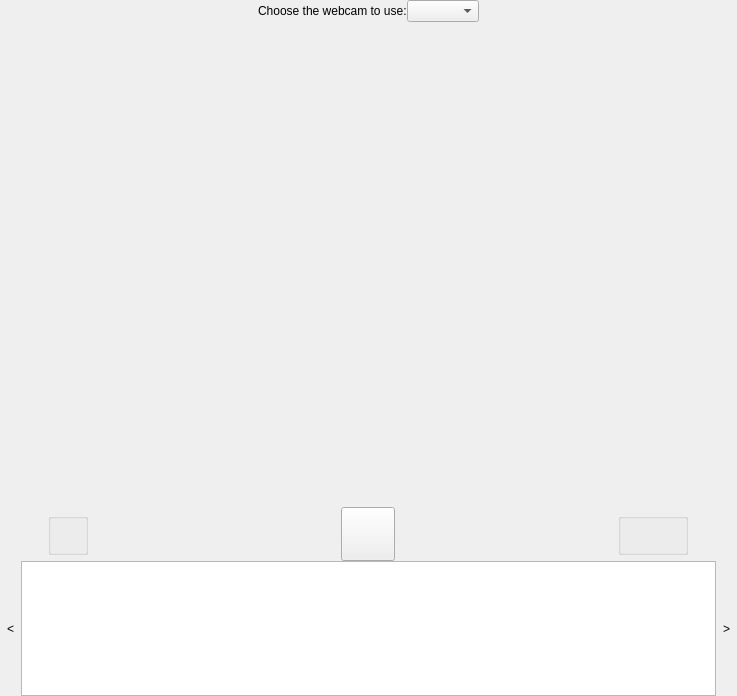
This is src/mainWidget.ui in KDE/kamoso as Qt 5 draws it before an edit. The edited form follows.
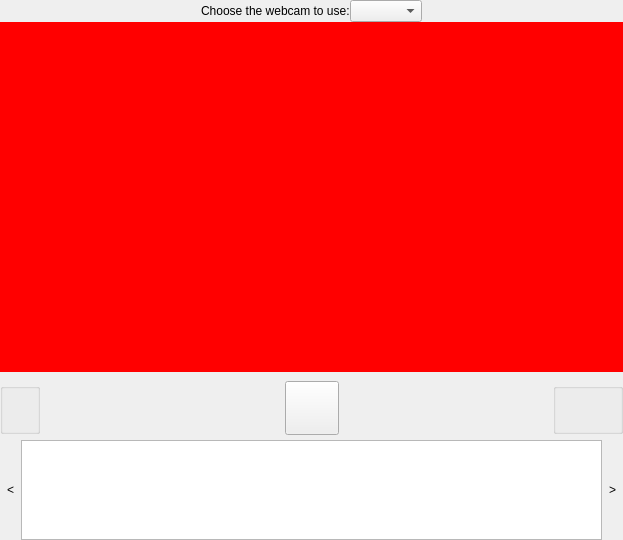
This is the edited form. Custom widgets are drawn as their Qt base class.

Commit message: GUI tweaks to work nice with aspect ratio.

```diff
--- a/src/mainWidget.ui
+++ b/src/mainWidget.ui
@@ -6,8 +6,8 @@
    <rect>
     <x>0</x>
     <y>0</y>
-    <width>737</width>
-    <height>696</height>
+    <width>623</width>
+    <height>540</height>
    </rect>
   </property>
   <layout class="QVBoxLayout" name="verticalLayout">
@@ -62,60 +62,36 @@
      <property name="sizeConstraint">
       <enum>QLayout::SetFixedSize</enum>
      </property>
-     <item>
-      <widget class="QWidget" name="leftSpot" native="true"/>
-     </item>
-     <item>
-      <spacer name="horizontalSpacer">
-       <property name="orientation">
-        <enum>Qt::Horizontal</enum>
-       </property>
-       <property name="sizeHint" stdset="0">
-        <size>
-         <width>40</width>
-         <height>20</height>
-        </size>
-       </property>
-      </spacer>
-     </item>
      <item>
       <widget class="QWidget" name="centralSpot" native="true">
        <property name="sizePolicy">
-        <sizepolicy hsizetype="Fixed" vsizetype="Fixed">
+        <sizepolicy hsizetype="Preferred" vsizetype="Preferred">
          <horstretch>0</horstretch>
          <verstretch>0</verstretch>
         </sizepolicy>
        </property>
        <property name="minimumSize">
         <size>
-         <width>640</width>
-         <height>480</height>
+         <width>533</width>
+         <height>350</height>
         </size>
        </property>
        <property name="maximumSize">
         <size>
-         <width>640</width>
-         <height>480</height>
+         <width>16777215</width>
+         <height>16777215</height>
         </size>
        </property>
+       <property name="styleSheet">
+        <string notr="true">background-color: red;</string>
+       </property>
+       <layout class="QVBoxLayout" name="verticalLayout_3">
+        <property name="margin">
+         <number>0</number>
+        </property>
+       </layout>
       </widget>
      </item>
-     <item>
-      <spacer name="horizontalSpacer_2">
-       <property name="orientation">
-        <enum>Qt::Horizontal</enum>
-       </property>
-       <property name="sizeHint" stdset="0">
-        <size>
-         <width>40</width>
-         <height>20</height>
-        </size>
-       </property>
-      </spacer>
-     </item>
-     <item>
-      <widget class="QWidget" name="rightSpot" native="true"/>
-     </item>
     </layout>
    </item>
    <item>
@@ -126,20 +102,20 @@
      <item>
       <widget class="QFrame" name="actions">
        <property name="sizePolicy">
-        <sizepolicy hsizetype="Fixed" vsizetype="Minimum">
+        <sizepolicy hsizetype="Expanding" vsizetype="Minimum">
          <horstretch>0</horstretch>
          <verstretch>0</verstretch>
         </sizepolicy>
        </property>
        <property name="minimumSize">
         <size>
-         <width>640</width>
+         <width>0</width>
          <height>0</height>
         </size>
        </property>
        <property name="maximumSize">
         <size>
-         <width>640</width>
+         <width>16777215</width>
          <height>16777215</height>
         </size>
        </property>
@@ -331,11 +307,17 @@
      <item>
       <widget class="QToolButton" name="scrollLeft">
        <property name="sizePolicy">
-        <sizepolicy hsizetype="Maximum" vsizetype="Expanding">
+        <sizepolicy hsizetype="Maximum" vsizetype="Maximum">
          <horstretch>0</horstretch>
          <verstretch>0</verstretch>
         </sizepolicy>
        </property>
+       <property name="maximumSize">
+        <size>
+         <width>16777215</width>
+         <height>100</height>
+        </size>
+       </property>
        <property name="text">
         <string>&lt;</string>
        </property>
@@ -346,12 +328,24 @@
      </item>
      <item>
       <widget class="ThumbnailView" name="thumbnailView">
+       <property name="sizePolicy">
+        <sizepolicy hsizetype="Expanding" vsizetype="Maximum">
+         <horstretch>0</horstretch>
+         <verstretch>0</verstretch>
+        </sizepolicy>
+       </property>
        <property name="minimumSize">
         <size>
          <width>0</width>
          <height>100</height>
         </size>
        </property>
+       <property name="maximumSize">
+        <size>
+         <width>16777215</width>
+         <height>100</height>
+        </size>
+       </property>
        <property name="verticalScrollBarPolicy">
         <enum>Qt::ScrollBarAlwaysOff</enum>
        </property>
@@ -372,11 +366,17 @@
      <item>
       <widget class="QToolButton" name="scrollRight">
        <property name="sizePolicy">
-        <sizepolicy hsizetype="Maximum" vsizetype="Expanding">
+        <sizepolicy hsizetype="Maximum" vsizetype="Maximum">
          <horstretch>0</horstretch>
          <verstretch>0</verstretch>
         </sizepolicy>
        </property>
+       <property name="maximumSize">
+        <size>
+         <width>16777215</width>
+         <height>100</height>
+        </size>
+       </property>
        <property name="text">
         <string>&gt;</string>
        </property>
```
Left out of the diff: 6 changed lines with no effect on the pictures. The commit also changes 1 other file.
